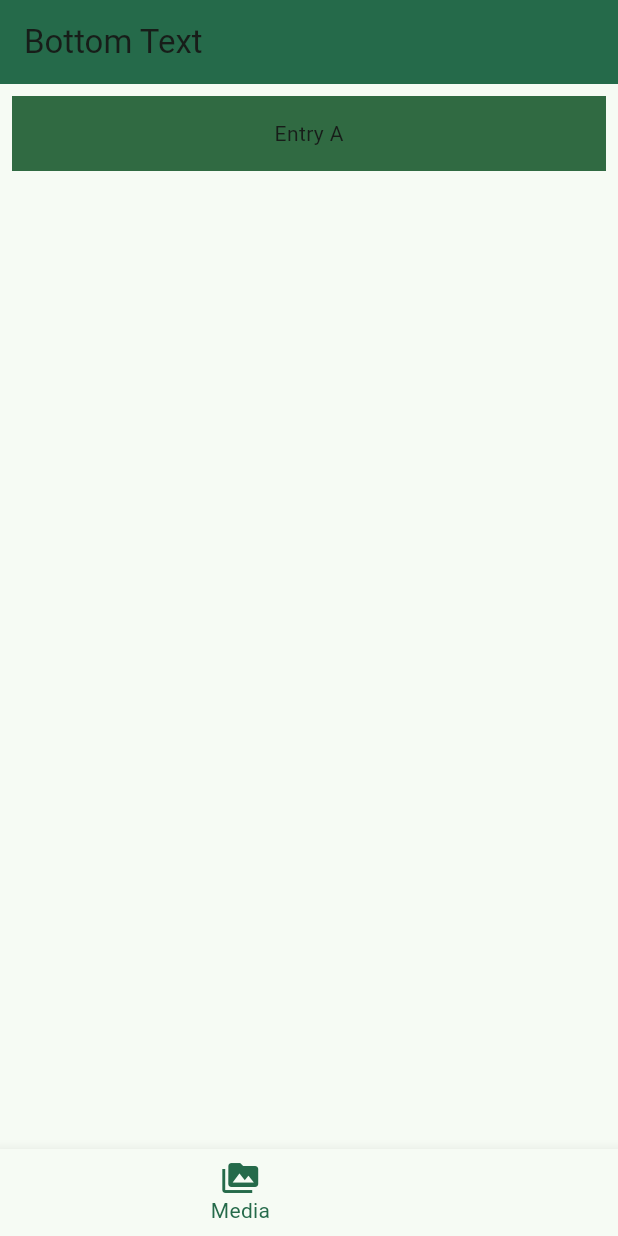
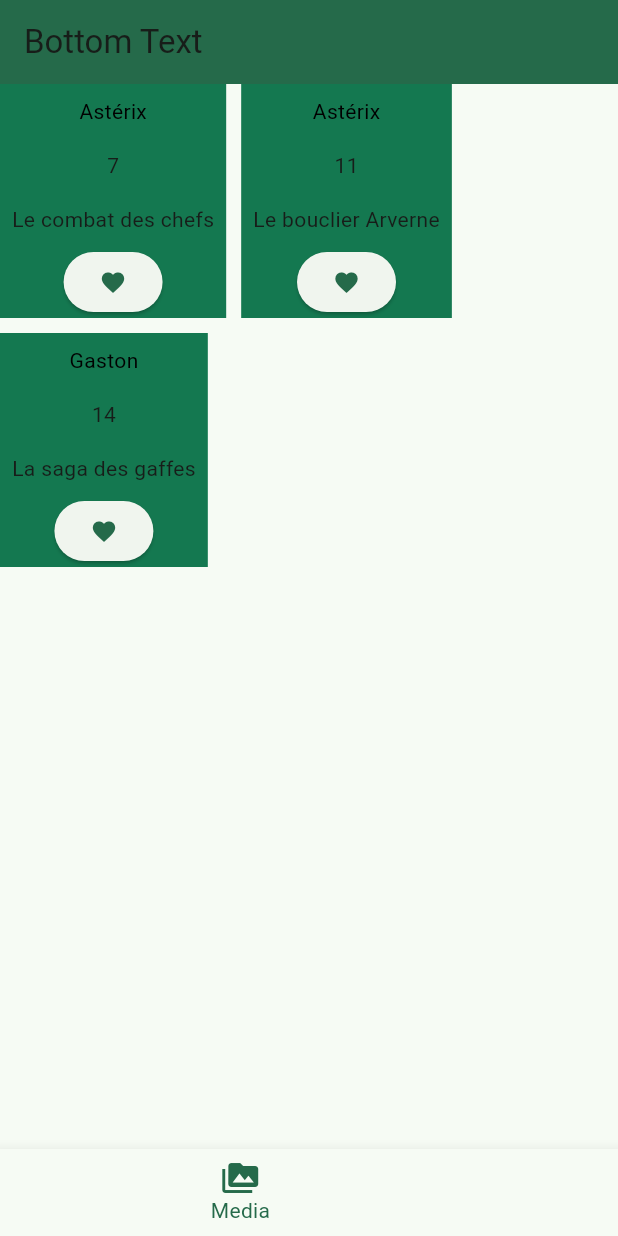
Before and after one commit to DenisDagbert/AMSE_Denis_Dagbert, a Flutter app: the screen it shows after launch, item 2 of the bottom bar chosen, on a phone screen of 412 x 824 dp. Run offline on Flutter 3.47's test engine with Material 3 defaults, Android fonts, the phone set to English and light mode, and no system bars.

Commit message:
Added like button, "media" page and "favorite" page are now functionnal

```diff
--- a/tp1/lib/main.dart
+++ b/tp1/lib/main.dart
@@ -13,17 +13,25 @@ void main() => runApp(const BottomNavigationBarExampleApp());
 BandeDessinee bd1 = new BandeDessinee('Astérix',7,'Le combat des chefs','Uderzo - Goscinny',1966,4.61);
 BandeDessinee bd2 = new BandeDessinee('Astérix',11,'Le bouclier Arverne','Uderzo - Goscinny',1968,4.61);
 BandeDessinee bd3 = new BandeDessinee('Gaston',14,'La saga des gaffes','Franquin',1982,4.61);
-var favorites = <BandeDessinee>[bd1,bd2,bd3];
+var favorites = <BandeDessinee>[];
+var media = <BandeDessinee>[bd1,bd2,bd3];
 
 class BottomNavigationBarExampleApp extends StatelessWidget {
   const BottomNavigationBarExampleApp({super.key});
 
   @override
   Widget build(BuildContext context) {
-
-    return MaterialApp(
-      theme: ThemeData(useMaterial3: true,colorScheme: ColorScheme.fromSeed(seedColor: const Color.fromARGB(255, 20, 120, 80))),
-      home: BottomNavigationBarExample(),
+    return ChangeNotifierProvider(
+      create: (context) => MyAppState(),
+      child: MaterialApp(
+        theme: ThemeData(
+          useMaterial3: true,
+          colorScheme: ColorScheme.fromSeed(
+            seedColor: const Color.fromARGB(255, 20, 120, 80),
+          ),
+        ),
+        home: BottomNavigationBarExample(),
+      ),
     );
   }
 }
@@ -36,7 +44,7 @@ class MyApp extends StatelessWidget {
     return ChangeNotifierProvider(
       create: (context) => MyAppState(),
       child: MaterialApp(
-        home: HomePage(),
+        home: MediaPage(),
       ),
     );
   }
@@ -44,14 +52,12 @@ class MyApp extends StatelessWidget {
 
 class MyAppState extends ChangeNotifier {
 
-  //var favorites = <WordPair>[];
-
   void toggleFavorite(current) {
-    ///if (favorites.contains(current)) {
-      ///favorites.remove(current);
-    ///} else {
-      ///favorites.add(current);
-    ///}
+    if (favorites.contains(current)) {
+      favorites.remove(current);
+    } else {
+      favorites.add(current);
+    }
     notifyListeners();
   }
 }
@@ -75,22 +81,7 @@ class _BottomNavigationBarExampleState extends State<BottomNavigationBarExample>
       'Index 0: Home',
       style: optionStyle,
     ),
-    //Text(
-    //  'Index 1: Media',
-    //  style: optionStyle,
-    //),
-    ListView(
-      padding: const EdgeInsets.all(8),
-      children: <Widget>[
-        Container(
-          height: 50,
-          color : theme.colorScheme.primary,
-          //color: theme.colorScheme.primary,
-          //color: (ThemeData get).colorScheme.primary,
-          child: const Center(child: Text('Entry A')),
-        ),
-      ],
-    ),
+    MediaPage(),
     FavoritesPage(),
     Text(
       'Index 2: About',
@@ -148,6 +139,14 @@ class _BottomNavigationBarExampleState extends State<BottomNavigationBarExample>
   }
 }
 
+/*class HomePage extends StatelessWidget{
+  @override
+  Widget build(BuildContext, context) {
+    return
+      Text('HomePage');
+  }
+}*/
+
 class FavoritesPage extends StatelessWidget {
   @override
     ///@override
@@ -178,7 +177,7 @@ class FavoritesPage extends StatelessWidget {
         Wrap(
           spacing: 10, // Horizontal space
           runSpacing: 10, // Vertical space
-          children: favorites.map((bd) => bd.widgetBD()).toList(),
+          children: favorites.map((bd) => bd.widgetBD(context)).toList(),
         )
 
         /*for (var bd in favorites)
@@ -195,17 +194,26 @@ class FavoritesPage extends StatelessWidget {
   }
 }
 
-class HomePage extends StatelessWidget{
+class MediaPage extends StatelessWidget{
   @override
   Widget build(BuildContext context) {
-    return
-    Text(
-      'HomePage',
+    if (media.isEmpty) {
+      return Center(child: Text('No media available.'));
+    }
+
+    return ListView(
+      children: [
+        Wrap(
+          spacing: 10, // Horizontal space
+          runSpacing: 10, // Vertical space
+          children: media.map((bd) => bd.widgetBD(context)).toList(),
+        )
+      ],
     );
   }
 }
 
-//creating manually small db for tests
+//creating a class bandeDessinee
 
 class BandeDessinee{
   String titreSerie = "";
@@ -224,7 +232,8 @@ class BandeDessinee{
     note = n;
   }
 
-  Widget widgetBD(){
+  Widget widgetBD(BuildContext context ){
+    var appState = context.watch<MyAppState>();
     return
       Container(
         color : const Color.fromARGB(255, 20, 120, 80),
@@ -235,7 +244,7 @@ class BandeDessinee{
               padding: const EdgeInsets.all(8),
               child: Text(
                 titreSerie,
-                style: TextStyle(color: Colors.orange),
+                style: TextStyle(color: const Color.fromARGB(255, 0, 0, 0)),
               ),
             ),
             Padding(
@@ -250,6 +259,11 @@ class BandeDessinee{
                 titreAlbum,
               ),
             ),
+            ElevatedButton.icon(
+              onPressed: () {
+                  appState.toggleFavorite(this);
+                },
+              label: Icon(Icons.favorite)),
           ]
         ),
       );
@@ -263,13 +277,3 @@ class BandeDessinee{
       )*/
   }
 }
-
-/*
-      children: <Widget>[
-        Container(
-          height: 50,
-          color : theme.colorScheme.primary,
-          //color: theme.colorScheme.primary,
-          //color: (ThemeData get).colorScheme.primary,
-          child: const Center(child: Text('Entry A')),
-        ),*/
```
